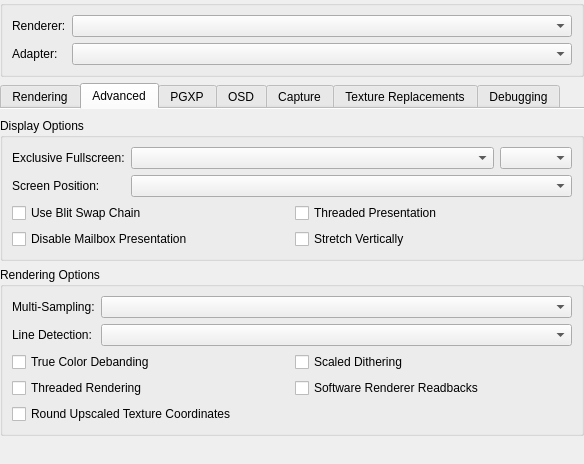
Qt form src/duckstation-qt/graphicssettingswidget.ui (kofxi3584karlayang/duckstation) before a commit.
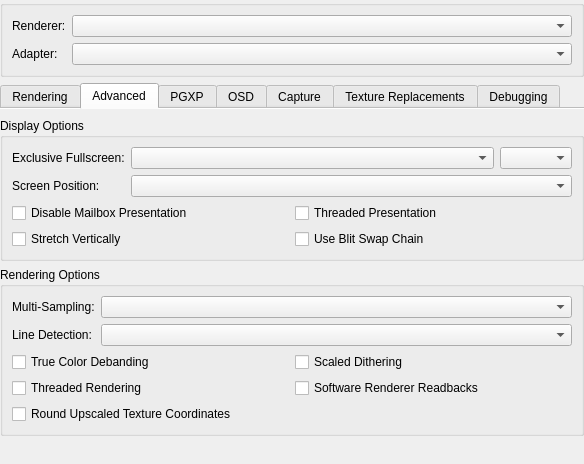
The same form after that commit. The open tabs and pages were chosen to show the change.

Commit message: Qt: Fix gap in advanced graphics settings on Linux

The edit to the form file:
```diff
--- a/src/duckstation-qt/graphicssettingswidget.ui
+++ b/src/duckstation-qt/graphicssettingswidget.ui
@@ -341,6 +341,13 @@
           </item>
           <item row="2" column="0" colspan="2">
            <layout class="QGridLayout" name="advancedDisplayOptionsLayout">
+            <item row="0" column="0">
+             <widget class="QCheckBox" name="disableMailboxPresentation">
+              <property name="text">
+               <string>Disable Mailbox Presentation</string>
+              </property>
+             </widget>
+            </item>
             <item row="0" column="1">
              <widget class="QCheckBox" name="threadedPresentation">
               <property name="text">
@@ -348,27 +355,20 @@
               </property>
              </widget>
             </item>
-            <item row="0" column="0">
+            <item row="1" column="1">
              <widget class="QCheckBox" name="blitSwapChain">
               <property name="text">
                <string>Use Blit Swap Chain</string>
               </property>
              </widget>
             </item>
-            <item row="1" column="1">
+            <item row="1" column="0">
              <widget class="QCheckBox" name="stretchDisplayVertically">
               <property name="text">
                <string>Stretch Vertically</string>
               </property>
              </widget>
             </item>
-            <item row="1" column="0">
-             <widget class="QCheckBox" name="disableMailboxPresentation">
-              <property name="text">
-               <string>Disable Mailbox Presentation</string>
-              </property>
-             </widget>
-            </item>
            </layout>
           </item>
          </layout>
```
Left out of the diff: 2 changed lines with no effect on the pictures.
